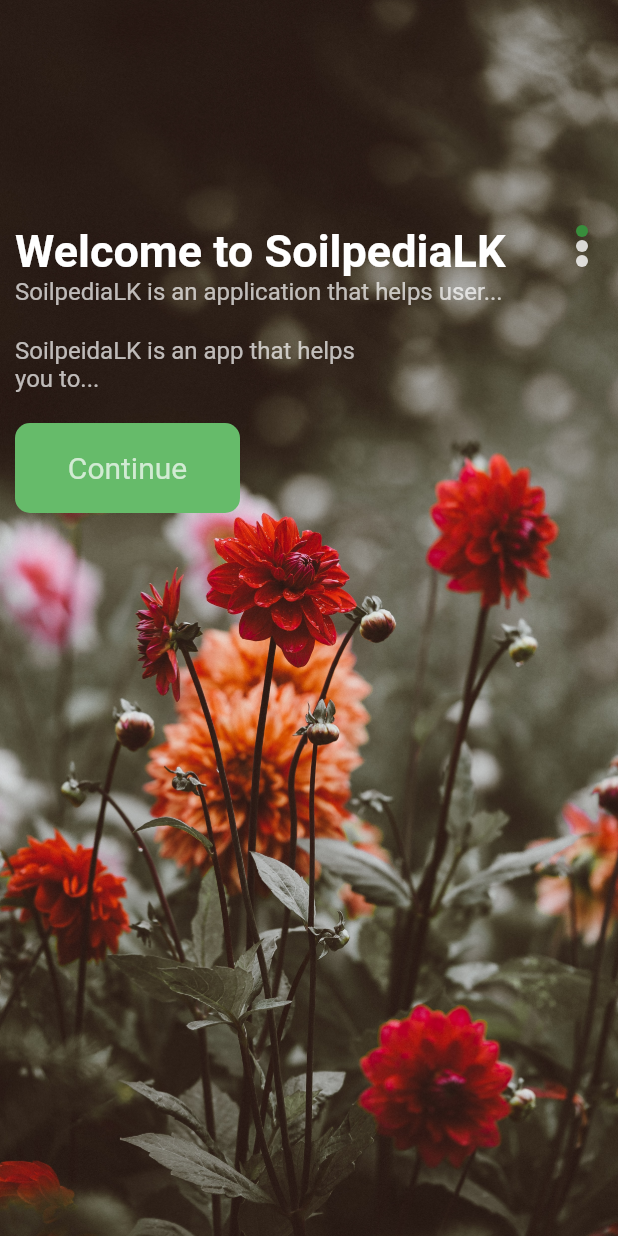
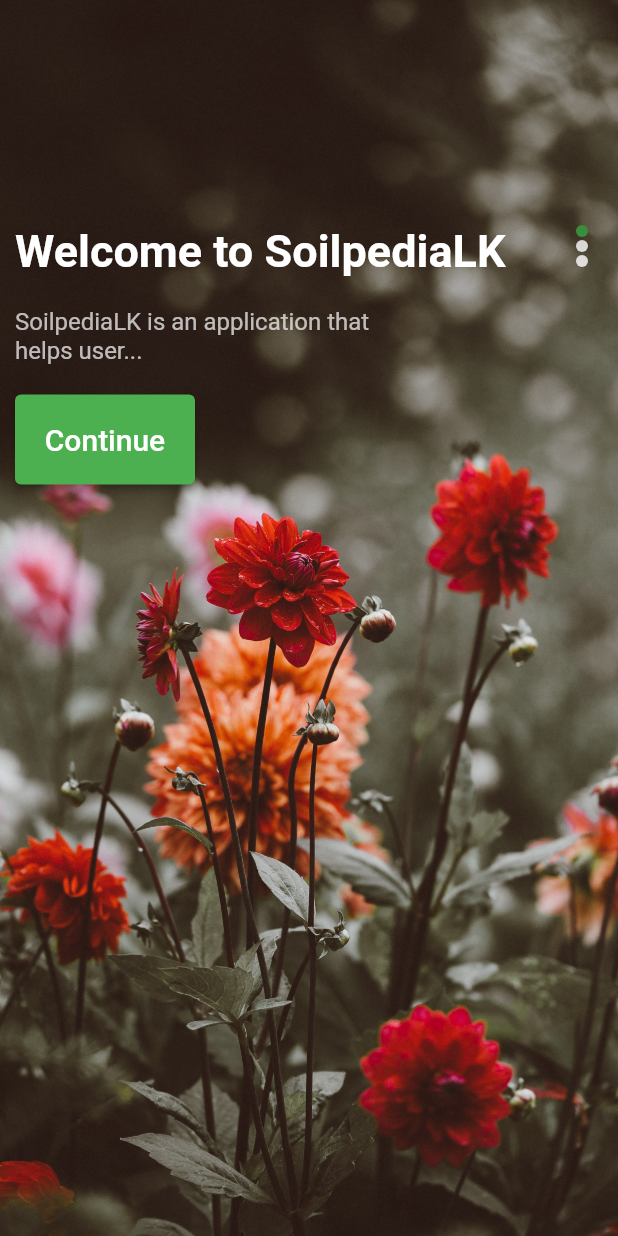
Before and after one commit to nimsara21/soilpedia_lk, a Flutter app: the screen it shows after launch, on a phone screen of 412 x 824 dp. Run offline on Flutter 3.47's test engine with Material 2 defaults, Android fonts, the phone set to English and light mode, and no system bars; our stand-ins replace cloud_firestore, firebase_auth, firebase_core, firebase_storage, fluttertoast, geocoding and 2 more; accounts and stored records are empty.

Commit message:
Welcome Page updated

```diff
--- a/lib/pages/welcomePage.dart
+++ b/lib/pages/welcomePage.dart
@@ -2,6 +2,9 @@
 
 import 'package:flutter/cupertino.dart';
 import 'package:flutter/material.dart';
+import 'package:soilpedia_lk/pages/navPages/mainPage.dart';
+import 'package:soilpedia_lk/reusable/reusable.dart';
+import 'package:soilpedia_lk/screen/signin_screen.dart';
 import 'package:soilpedia_lk/widgets/appLargeText.dart';
 import 'package:soilpedia_lk/widgets/appText.dart';
 import 'package:soilpedia_lk/widgets/responsiveButton.dart';
@@ -25,6 +28,8 @@
     "Use your camera to easily capture",
     "Get instant results and plant suggetions"
   ];
+
+  List buttonText = ["Continue", "Continue", "Get Started"];
   @override
   Widget build(BuildContext context) {
     return Scaffold(
@@ -48,24 +53,38 @@
                       crossAxisAlignment: CrossAxisAlignment.start,
                       children: [
                         AppLargeText(text: "Welcome to SoilpediaLK"),
-                        AppText(
-                          text: texts[index],
-                        ),
                         SizedBox(
                           height: 20,
                         ),
                         Container(
                           width: 250,
                           child: AppText(
-                              text:
-                                  "SoilpeidaLK is an app that helps you to..."),
+                            text: texts[index],
+                          ),
                         ),
                         SizedBox(
                           height: 20,
                         ),
-                        ResponsiveButton(
-                          width: 150,
-                        )
+                        SizedBox(
+                          width: 120,
+                          height: 60,
+                          child: ElevatedButton(
+                            style: ButtonStyle(
+                              backgroundColor: MaterialStateProperty.all<Color>(
+                                  Colors.green),
+                            ),
+                            onPressed: () {
+                              Navigator.push(
+                                context,
+                                MaterialPageRoute(
+                                    builder: (context) => SignInScreen()),
+                              );
+                            },
+                            child: Text(buttonText[index],
+                                style: TextStyle(
+                                    fontSize: 20, color: Colors.white)),
+                          ),
+                        ),
                       ],
                     ),
                     Column(
```
